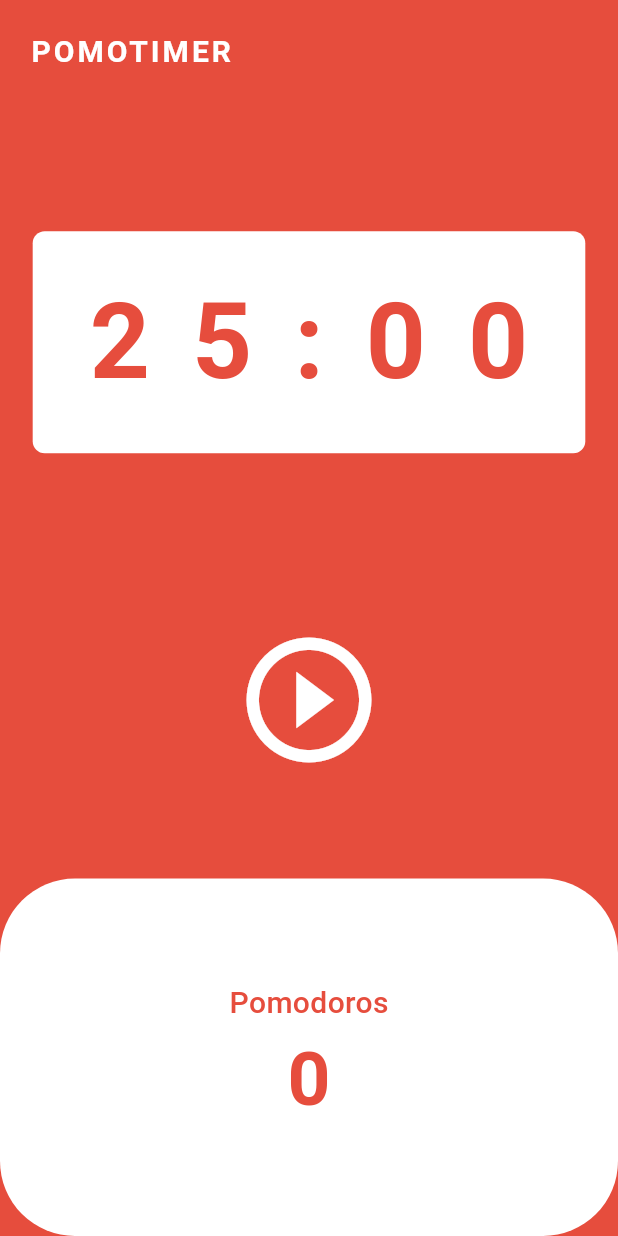
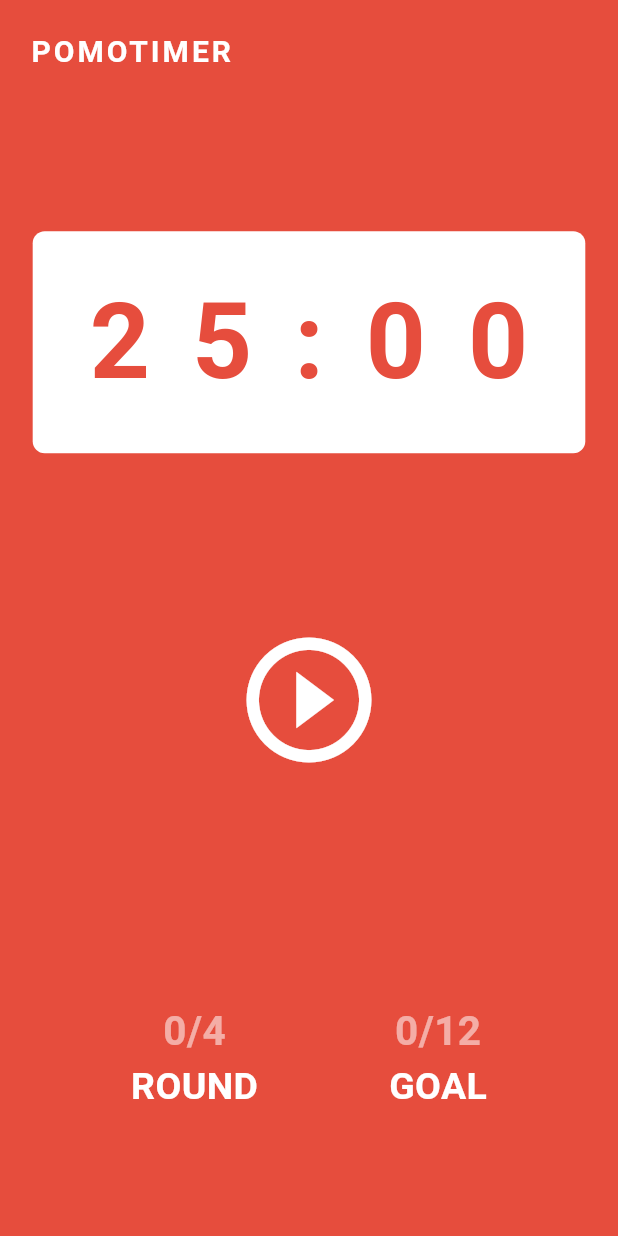
Before and after one commit to Odyssey409/pomodoro_app, a Flutter app: the screen it shows after launch, on a phone screen of 412 x 824 dp. Run offline on Flutter 3.47's test engine with Material 3 defaults, Android fonts, the phone set to English and light mode, and no system bars; missing offline and left inert: flip_board.

Commit message:
하단 카운트 상태 마무리

```diff
--- a/lib/screens/home_screen.dart
+++ b/lib/screens/home_screen.dart
@@ -16,6 +16,7 @@ class _HomeScreenState extends State<HomeScreen> {
   bool isRunning = false;
   bool isPaused = false;
   int totalPomodoros = 0;
+  int round = 0;
   Timer? timer;
 
   void onTick(Timer timer) {
@@ -23,6 +24,10 @@ class _HomeScreenState extends State<HomeScreen> {
       setState(() {
         totalSeconds = twentyFiveMinutes;
         totalPomodoros++;
+        if (totalPomodoros == 12) {
+          round++;
+          totalPomodoros = 0;
+        }
         isRunning = false;
         isPaused = false;
       });
@@ -177,27 +182,52 @@ class _HomeScreenState extends State<HomeScreen> {
                 Expanded(
                   child: Container(
                     decoration: BoxDecoration(
-                      color: Colors.white,
                       borderRadius: BorderRadius.circular(50),
                     ),
-                    child: Column(
+                    child: Row(
+                      mainAxisAlignment: MainAxisAlignment.spaceEvenly,
+                      children: [
+                        Column(
                           mainAxisAlignment: MainAxisAlignment.center,
                           children: [
-                        const Text(
-                          "Pomodoros",
-                          style: TextStyle(
-                            fontSize: 20,
-                            color: Color(0xFFE64D3D), // 오렌지 레드 글자 색상
-                            fontWeight: FontWeight.w500,
+                            Text(
+                              "$round/4",
+                              style: const TextStyle(
+                                fontSize: 27,
+                                color: Colors.white54,
+                                fontWeight: FontWeight.w600,
                               ),
                             ),
+                            const Text(
+                              "ROUND",
+                              style: TextStyle(
+                                fontSize: 25,
+                                color: Colors.white,
+                                fontWeight: FontWeight.w700,
+                              ),
+                            ),
+                          ],
+                        ),
+                        Column(
+                          mainAxisAlignment: MainAxisAlignment.center,
+                          children: [
                             Text(
-                          "$totalPomodoros",
+                              "$totalPomodoros/12",
                               style: const TextStyle(
-                            fontSize: 50,
-                            color: Color(0xFFE64D3D), // 오렌지 레드 글자 색상
+                                fontSize: 27,
+                                color: Colors.white54, // 오렌지 레드 글자 색상
                                 fontWeight: FontWeight.w600,
                               ),
+                            ),
+                            const Text(
+                              "GOAL",
+                              style: TextStyle(
+                                fontSize: 25,
+                                color: Colors.white, // 오렌지 레드 글자 색상
+                                fontWeight: FontWeight.w700,
+                              ),
+                            ),
+                          ],
                         ),
                       ],
                     ),
```
Lines whose indentation alone changed are shown as unchanged.
